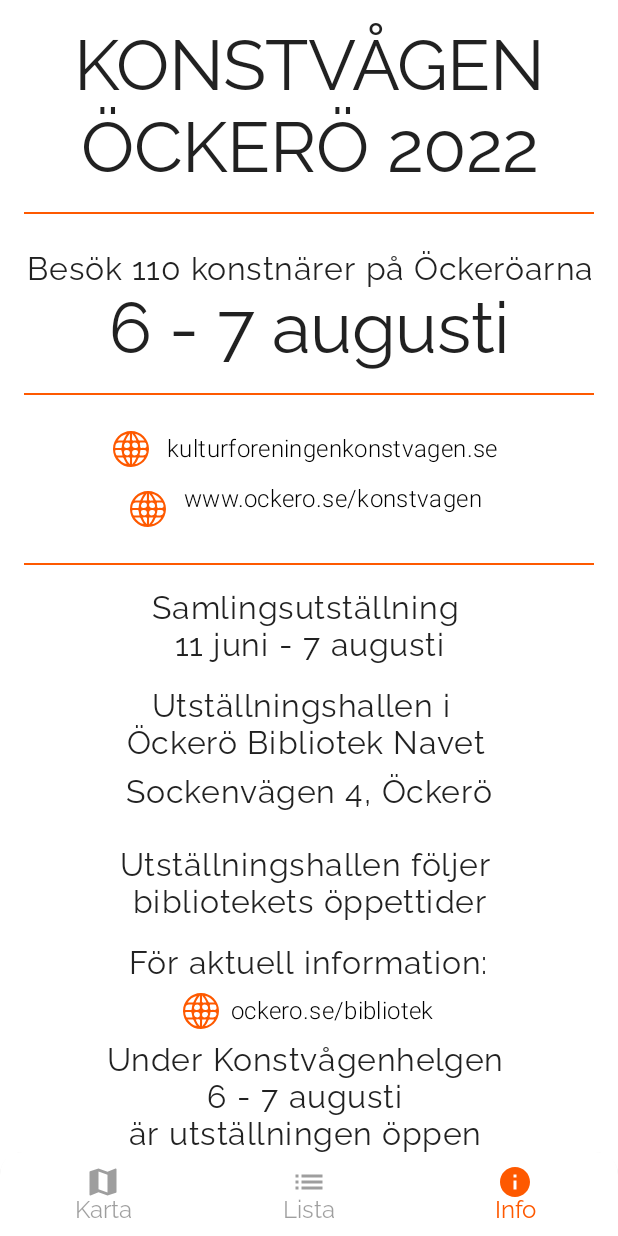
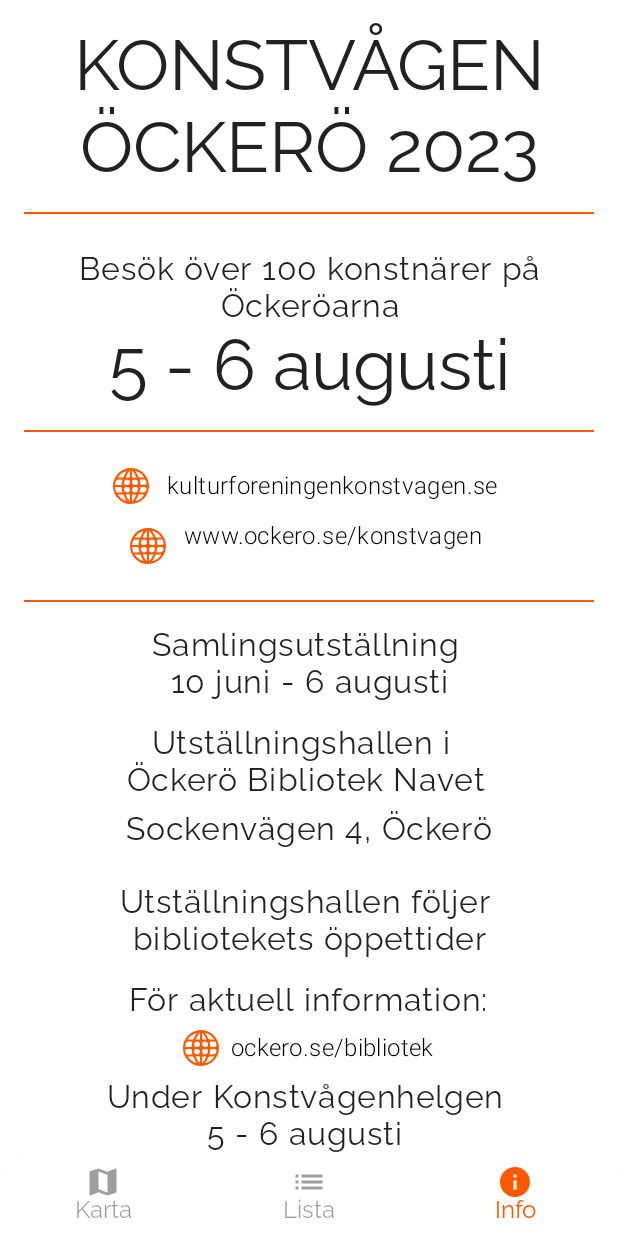
Before and after one commit to Treblenaut/KonstvagenOckero, an Android app built with Jetpack Compose: the screen it shows after launch (MainActivity), on a phone screen of 412 x 824 dp. Run offline under Robolectric (Android 15) with nearby library versions, the phone set to English and light mode, and no system bars; our stand-ins replace Room's generated code, accompanist, livedata-compose; 1 statement that could not run was skipped.

Commit message:
Database updated to receive 2023 version of data.

```diff
--- a/app/src/main/java/se/kulturforeningenkonstvagen/konstvagenockeroarna/data/Artist.kt
+++ b/app/src/main/java/se/kulturforeningenkonstvagen/konstvagenockeroarna/data/Artist.kt
@@ -43,5 +43,8 @@ data class Artist(
     val artistExhibitionImage: String,
 
     @ColumnInfo(name = "portrait")
-    val artistPortraitImage: String
+    val artistPortraitImage: String,
+
+    @ColumnInfo(name = "friday")
+    val fridayExhibition: Boolean
 )
--- a/app/src/main/java/se/kulturforeningenkonstvagen/konstvagenockeroarna/data/ArtistCategories.kt
+++ b/app/src/main/java/se/kulturforeningenkonstvagen/konstvagenockeroarna/data/ArtistCategories.kt
@@ -6,17 +6,11 @@ enum class ArtistCategories(val value: String) {
     PHOTO("Foto"),
     CERAMICS("Keramik"),
     MIXED_MEDIA("Mixed Media"),
-    NATURE_MATERIALS("Naturmaterial"),
-    FELTED_WOOL("Tovad Ull"),
     WOOD("Trä"),
     GLASS("Glas"),
-    TEXTS("Texter"),
+    TEXTS("Text"),
     TEXTILE("Textil"),
-    JEWELRY("Smycken"),
-    SCULPTURE("Skulptur"),
-    SILVER_JEWELRY("Silversmycke"),
-    TIN_BRACELETS("Tenntrådsarmband"),
-    CONCRETE_ART("Betongkonst"),
-    DANCE("Danskonst"),
-    FELTED_WORKS("Tovade alster")
+    JEWELRY("Smycke"),
+    CONCRETE_ART("Betong"),
+    DANCE("Dans"),
 }
--- a/app/src/main/java/se/kulturforeningenkonstvagen/konstvagenockeroarna/data/ArtistRoomDatabase.kt
+++ b/app/src/main/java/se/kulturforeningenkonstvagen/konstvagenockeroarna/data/ArtistRoomDatabase.kt
@@ -5,7 +5,7 @@ import androidx.room.Database
 import androidx.room.Room
 import androidx.room.RoomDatabase
 
-@Database(entities = [Artist::class], version = 4, exportSchema = false)
+@Database(entities = [Artist::class], version = 5, exportSchema = false)
 abstract class ArtistRoomDatabase : RoomDatabase() {
     abstract fun artistDao(): ArtistDao
 
--- a/app/src/main/java/se/kulturforeningenkonstvagen/konstvagenockeroarna/data/StringConversions.kt
+++ b/app/src/main/java/se/kulturforeningenkonstvagen/konstvagenockeroarna/data/StringConversions.kt
@@ -12,13 +12,13 @@ fun getMarkerNumber(id: Int): String {
 fun createExhibitionUrl(id: Int): String {
     val longNumber = getMarkerNumber(id)
     val base =
-        "https://treblenaut.github.io/KonstvagenOckeroarna/docs/images/"
+        "https://treblenaut.github.io/KonstvagenOckeroarna/images/"
     return "$base$longNumber.jpg"
 }
 
 fun createArtistImageUrl(id: Int): String {
     val longNumber = getMarkerNumber(id)
     val base =
-        "https://treblenaut.github.io/KonstvagenOckeroarna/docs/images/"
+        "https://treblenaut.github.io/KonstvagenOckeroarna/images/"
     return base + "selfie_" + longNumber + ".jpg"
 }
--- a/app/src/main/java/se/kulturforeningenkonstvagen/konstvagenockeroarna/data/UIState.kt
+++ b/app/src/main/java/se/kulturforeningenkonstvagen/konstvagenockeroarna/data/UIState.kt
@@ -16,7 +16,8 @@ data class UIState(
         "",
         "",
         "000",
-        "000"
+        "000",
+        false
     ),
     val allArtists: List<Artist> = emptyList(),
     val currentArtists: List<Artist> = emptyList(),
--- a/app/src/main/java/se/kulturforeningenkonstvagen/konstvagenockeroarna/model/ArtistViewModel.kt
+++ b/app/src/main/java/se/kulturforeningenkonstvagen/konstvagenockeroarna/model/ArtistViewModel.kt
@@ -31,7 +31,6 @@ class ArtistViewModel(private val database: ArtistRoomDatabase) : ViewModel() {
             try {
                 val listResult = ArtistApi.retrofitService.getJson()
                 parseJsonData(listResult)
-                Log.d("helpme", listResult.toString())
             } catch (e: Exception) {
                 Log.d("failureError", e.message.toString())
             }
@@ -52,7 +51,8 @@ class ArtistViewModel(private val database: ArtistRoomDatabase) : ViewModel() {
             artistFacebook = artist.artistFacebook,
             artistDescription = artist.artistDescription,
             artistExhibitionImage = createExhibitionUrl(artist.id),
-            artistPortraitImage = createArtistImageUrl(artist.id)
+            artistPortraitImage = createArtistImageUrl(artist.id),
+            fridayExhibition = artist.fridayExhibition
         )
     }
 
--- a/app/src/main/java/se/kulturforeningenkonstvagen/konstvagenockeroarna/network/ArtistApiService.kt
+++ b/app/src/main/java/se/kulturforeningenkonstvagen/konstvagenockeroarna/network/ArtistApiService.kt
@@ -20,7 +20,7 @@ private val retrofit = Retrofit.Builder()
     .build()
 
 interface ArtistApiService{
-    @GET("artists.json")
+    @GET("2023.json")
     suspend fun getJson(): List<JsonArtist>
 }
 
--- a/app/src/main/java/se/kulturforeningenkonstvagen/konstvagenockeroarna/screens/Info.kt
+++ b/app/src/main/java/se/kulturforeningenkonstvagen/konstvagenockeroarna/screens/Info.kt
@@ -44,7 +44,7 @@ fun InfoScreen() {
                 )
 
                 Text(
-                    text = "ÖCKERÖ 2022",
+                    text = "ÖCKERÖ 2023",
                     style = MaterialTheme.typography.h4,
                     textAlign = TextAlign.Justify
                 )
@@ -60,13 +60,13 @@ fun InfoScreen() {
 
                 // INFO AND DATE
                 Text(
-                    text = "Besök 110 konstnärer på Öckeröarna",
+                    text = "Besök över 100 konstnärer på Öckeröarna",
                     modifier = Modifier.padding(top = 8.dp),
                     textAlign = TextAlign.Center
                 )
 
                 Text(
-                    text = "6 - 7 augusti",
+                    text = "5 - 6 augusti",
                     textAlign = TextAlign.Justify,
                     style = MaterialTheme.typography.h4
                 )
@@ -151,7 +151,7 @@ fun InfoScreen() {
 
 
                 Text(
-                    text = "Samlingsutställning \n11 juni - 7 augusti",
+                    text = "Samlingsutställning \n10 juni - 6 augusti",
                     textAlign = TextAlign.Center
                 )
                 Column(
@@ -208,7 +208,7 @@ fun InfoScreen() {
                 }
 
                 Text(
-                    text = "Under Konstvågenhelgen \n6 - 7 augusti \när utställningen öppen \n11 - 16",
+                    text = "Under Konstvågenhelgen \n5 - 6 augusti \när utställningen öppen \n11 - 17",
                     textAlign = TextAlign.Center
                 )
 
```
Also changed, not shown: app/src/main/java/se/kulturforeningenkonstvagen/konstvagenockeroarna/data/JsonArtist.kt (+8 -8 lines).
